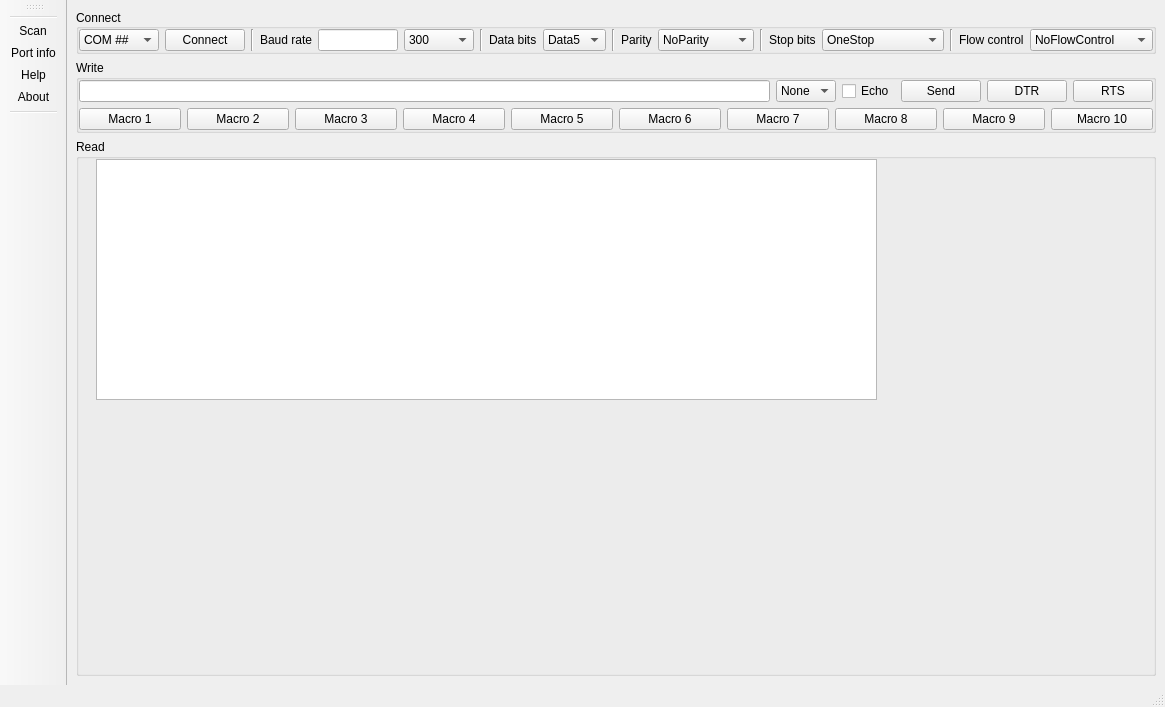
This is VisualStudioCode/Terminal_by_ZoMbiE/mainWindow.ui in DamianPodrazaCode/Python_code as Qt 5 draws it before an edit. The edited form follows.
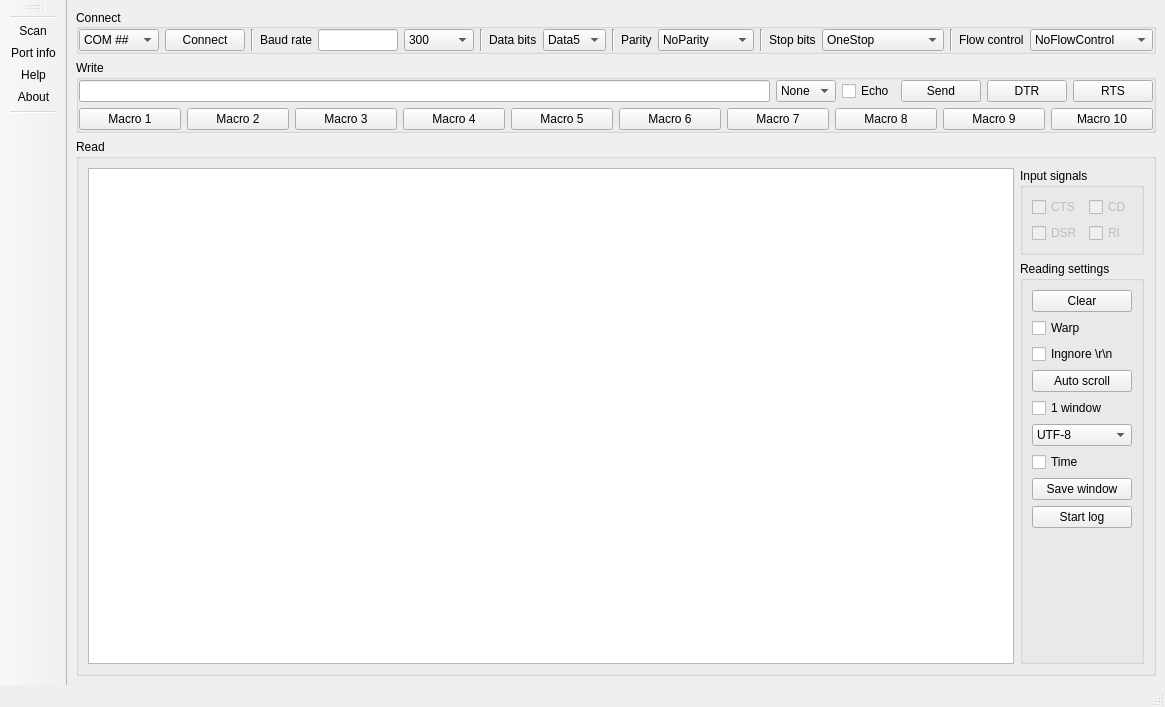
This is the edited form.

Patch:
```diff
--- a/VisualStudioCode/Terminal_by_ZoMbiE/mainWindow.ui
+++ b/VisualStudioCode/Terminal_by_ZoMbiE/mainWindow.ui
@@ -581,16 +581,224 @@
         <property name="flat">
          <bool>true</bool>
         </property>
-        <widget class="QPlainTextEdit" name="pteReadSerial">
-         <property name="geometry">
-          <rect>
-           <x>20</x>
-           <y>20</y>
-           <width>781</width>
-           <height>241</height>
-          </rect>
-         </property>
-        </widget>
+        <layout class="QGridLayout" name="gridLayout_2">
+         <item row="0" column="0">
+          <widget class="QPlainTextEdit" name="pteReadSerial">
+           <property name="verticalScrollBarPolicy">
+            <enum>Qt::ScrollBarPolicy::ScrollBarAsNeeded</enum>
+           </property>
+           <property name="overwriteMode">
+            <bool>false</bool>
+           </property>
+           <property name="maximumBlockCount">
+            <number>0</number>
+           </property>
+          </widget>
+         </item>
+         <item row="0" column="1">
+          <layout class="QVBoxLayout" name="verticalLayout_4">
+           <item>
+            <widget class="QGroupBox" name="groupBox">
+             <property name="sizePolicy">
+              <sizepolicy hsizetype="Preferred" vsizetype="Preferred">
+               <horstretch>0</horstretch>
+               <verstretch>0</verstretch>
+              </sizepolicy>
+             </property>
+             <property name="title">
+              <string>Input signals</string>
+             </property>
+             <layout class="QGridLayout" name="gridLayout">
+              <item row="0" column="0">
+               <widget class="QCheckBox" name="cbCTS">
+                <property name="enabled">
+                 <bool>false</bool>
+                </property>
+                <property name="text">
+                 <string>CTS</string>
+                </property>
+                <property name="checkable">
+                 <bool>true</bool>
+                </property>
+               </widget>
+              </item>
+              <item row="0" column="1">
+               <widget class="QCheckBox" name="cbCD">
+                <property name="enabled">
+                 <bool>false</bool>
+                </property>
+                <property name="text">
+                 <string>CD</string>
+                </property>
+                <property name="checkable">
+                 <bool>true</bool>
+                </property>
+               </widget>
+              </item>
+              <item row="1" column="0">
+               <widget class="QCheckBox" name="cbDSR">
+                <property name="enabled">
+                 <bool>false</bool>
+                </property>
+                <property name="text">
+                 <string>DSR</string>
+                </property>
+                <property name="checkable">
+                 <bool>true</bool>
+                </property>
+               </widget>
+              </item>
+              <item row="1" column="1">
+               <widget class="QCheckBox" name="cbRI">
+                <property name="enabled">
+                 <bool>false</bool>
+                </property>
+                <property name="text">
+                 <string>RI</string>
+                </property>
+                <property name="checkable">
+                 <bool>true</bool>
+                </property>
+               </widget>
+              </item>
+             </layout>
+            </widget>
+           </item>
+           <item>
+            <widget class="QGroupBox" name="groupBox_2">
+             <property name="sizePolicy">
+              <sizepolicy hsizetype="Minimum" vsizetype="Expanding">
+               <horstretch>0</horstretch>
+               <verstretch>0</verstretch>
+              </sizepolicy>
+             </property>
+             <property name="title">
+              <string>Reading settings</string>
+             </property>
+             <layout class="QGridLayout" name="gridLayout_3">
+              <item row="8" column="0">
+               <widget class="QPushButton" name="pbStartStopLog">
+                <property name="text">
+                 <string>Start log</string>
+                </property>
+                <property name="checkable">
+                 <bool>true</bool>
+                </property>
+               </widget>
+              </item>
+              <item row="3" column="0">
+               <widget class="QPushButton" name="pbAutoScroll">
+                <property name="text">
+                 <string>Auto scroll</string>
+                </property>
+               </widget>
+              </item>
+              <item row="0" column="0">
+               <widget class="QPushButton" name="pbClear">
+                <property name="text">
+                 <string>Clear</string>
+                </property>
+               </widget>
+              </item>
+              <item row="7" column="0">
+               <widget class="QPushButton" name="pbSaveWindow">
+                <property name="text">
+                 <string>Save window</string>
+                </property>
+               </widget>
+              </item>
+              <item row="5" column="0">
+               <widget class="QComboBox" name="cbTextEncode">
+                <item>
+                 <property name="text">
+                  <string>UTF-8</string>
+                 </property>
+                </item>
+                <item>
+                 <property name="text">
+                  <string>ASCII</string>
+                 </property>
+                </item>
+                <item>
+                 <property name="text">
+                  <string>iso-8859-1</string>
+                 </property>
+                </item>
+                <item>
+                 <property name="text">
+                  <string>UTF-16</string>
+                 </property>
+                </item>
+                <item>
+                 <property name="text">
+                  <string>UTF-32</string>
+                 </property>
+                </item>
+                <item>
+                 <property name="text">
+                  <string>HEX</string>
+                 </property>
+                </item>
+                <item>
+                 <property name="text">
+                  <string>BIN</string>
+                 </property>
+                </item>
+               </widget>
+              </item>
+              <item row="9" column="0">
+               <spacer name="verticalSpacer">
+                <property name="orientation">
+                 <enum>Qt::Orientation::Vertical</enum>
+                </property>
+                <property name="sizeHint" stdset="0">
+                 <size>
+                  <width>20</width>
+                  <height>40</height>
+                 </size>
+                </property>
+               </spacer>
+              </item>
+              <item row="6" column="0">
+               <widget class="QCheckBox" name="cbTime">
+                <property name="text">
+                 <string>Time</string>
+                </property>
+               </widget>
+              </item>
+              <item row="1" column="0">
+               <widget class="QCheckBox" name="cbWarp">
+                <property name="text">
+                 <string>Warp</string>
+                </property>
+               </widget>
+              </item>
+              <item row="4" column="0">
+               <widget class="QCheckBox" name="cb1Window">
+                <property name="text">
+                 <string>1 window</string>
+                </property>
+               </widget>
+              </item>
+              <item row="2" column="0">
+               <widget class="QCheckBox" name="cbIgnoreRN">
+                <property name="sizePolicy">
+                 <sizepolicy hsizetype="Preferred" vsizetype="Fixed">
+                  <horstretch>0</horstretch>
+                  <verstretch>0</verstretch>
+                 </sizepolicy>
+                </property>
+                <property name="text">
+                 <string>Ingnore \r\n</string>
+                </property>
+               </widget>
+              </item>
+             </layout>
+            </widget>
+           </item>
+          </layout>
+         </item>
+        </layout>
        </widget>
       </item>
      </layout>
```
